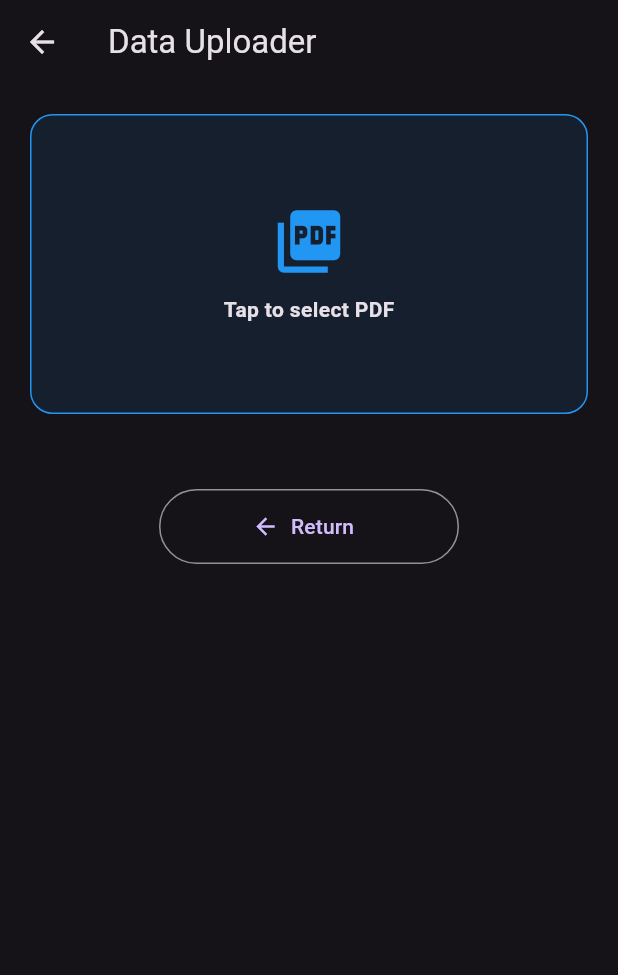
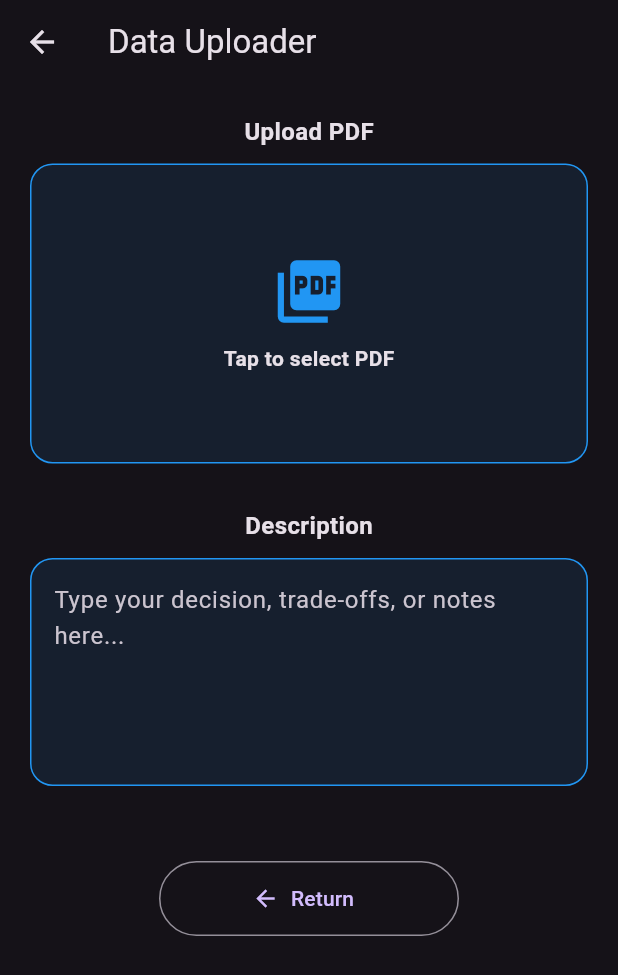
Before and after one commit to gigacrab/cognistore, a Flutter app: the screen it shows after launch, after a tap on the "add" icon, on a phone screen of 412 x 824 dp. Shown: the top 975 px of the screen. Run offline on Flutter 3.47's test engine with Material 3 defaults, Android fonts, the phone set to English and light mode, and no system bars; our stand-ins replace cloud_firestore, file_picker, firebase_core, firebase_storage; accounts and stored records are empty.

Commit message:
Add files via upload

```diff
--- a/lib/main.dart
+++ b/lib/main.dart
@@ -1,6 +1,8 @@
 import 'package:flutter/material.dart';
 import 'package:firebase_core/firebase_core.dart';
 import 'package:cognistore/screens/upload_screen.dart';
+import 'package:cognistore/database_service.dart';
+import 'package:cognistore/models/memory_node.dart';
 import 'firebase_options.dart';
 
 void main() async{
@@ -18,16 +20,17 @@ class MyApp extends StatelessWidget {
   @override
   Widget build(BuildContext context) {
     return MaterialApp(
-      title: 'Flutter Demo',
+      title: 'Cognistore',
       theme: ThemeData(
-        colorScheme: .fromSeed(
+        colorScheme: ColorScheme.fromSeed(
           seedColor: const Color.fromARGB(255, 81, 1, 179),
           brightness: Brightness.dark,
-          ),
+        ),
+        useMaterial3: true,
       ),
       initialRoute: '/',  //main entrance
       routes:{
-        '/':(context) => const MyHomePage(title: "Flutter Demo"),
+        '/':(context) => const MyHomePage(title: "Cognistore"),
         '/upload': (context) => const UploadScreen()
       },
     );
@@ -43,6 +46,46 @@ class MyHomePage extends StatefulWidget {
 }
 
 class _MyHomePageState extends State<MyHomePage> {
+  void _showNodeDetails(BuildContext context, MemoryNode node){
+    showModalBottomSheet(
+      context: context,
+      isScrollControlled: true,
+      backgroundColor: Colors.transparent,
+      builder:(context) => DraggableScrollableSheet(
+        initialChildSize: 0.6,
+        maxChildSize: 0.9,
+        builder: (_, controller)=> Container(
+          decoration: BoxDecoration(
+            color:Theme.of(context).cardColor,
+            borderRadius: const BorderRadius.vertical(top: Radius.circular(20)),
+          ),
+          padding: const EdgeInsets.all(20),
+          child: Column(
+            children:[
+              Container(width:40,height:5,decoration: BoxDecoration(color:Colors.grey[600],borderRadius: BorderRadius.circular(10))),
+              const SizedBox(height:20),
+
+              Expanded(
+                child: ListView(
+                  controller: controller,
+                  children: [
+                    Text(node.title, style: const TextStyle(fontSize: 22, fontWeight: FontWeight.bold)),
+                    const SizedBox(height:10),
+                    const Text("AI Summary & Details",style: TextStyle(color: Colors.blue, fontWeight: FontWeight.bold)),
+                    const Divider(),
+                    Text(node.fullContent.isEmpty?"No detailed content extracted yet.":node.fullContent),
+                    const SizedBox(height: 20),
+                    if(node.fileUrl != null)
+                      Text("Source: ${node.fileUrl}",style:const TextStyle(fontSize:10,color: Colors.grey)),
+                  ],
+                )
+              )
+            ],
+          ),
+        ),
+      ),
+    );
+  }
   @override
   Widget build(BuildContext context) {
     return Scaffold(
@@ -51,8 +94,52 @@ class _MyHomePageState extends State<MyHomePage> {
         title: Text(widget.title),
         centerTitle: true,
       ),
-      body: Center(
+      body: StreamBuilder<List<MemoryNode>>(
+        stream: DatabaseService().streamNodes(),
+        builder: (context, snapshot){
+          if(snapshot.connectionState == ConnectionState.waiting){
+            return const Center(child: CircularProgressIndicator());
+          }
+          if (!snapshot.hasData || snapshot.data!.isEmpty){
+            return const Center(child:Text("No memories yet. Tao '+' to add."));
+          }
+          final nodes = snapshot.data!;
 
+          return ListView.builder(
+            itemCount: nodes.length,
+            padding: const EdgeInsets.all(10),
+            itemBuilder: (context, index){
+              final node = nodes[index];
+              return Card(
+                elevation:4,
+                margin: const EdgeInsets.symmetric(vertical: 8),
+                shape: RoundedRectangleBorder(borderRadius: BorderRadius.circular(15)),
+                child: ListTile(
+                  onTap: () => _showNodeDetails(context, node),
+                  contentPadding: const EdgeInsets.all(15),
+                  title: Text(node.title, style:const TextStyle(fontWeight: FontWeight.bold)),
+                  subtitle: Column(
+                    crossAxisAlignment: CrossAxisAlignment.start,
+                    children: [
+                      const SizedBox(height: 8),
+                      Text(node.summary, maxLines: 2, overflow: TextOverflow.ellipsis),
+                      if(node.fileUrl != null) ...[
+                        const SizedBox(height: 10),
+                        const Row(
+                          children: [
+                            Icon(Icons.link, size:16,color: Colors.blue),
+                            SizedBox(width:5),
+                            Text("PDF Attached",style: TextStyle(color: Colors.blue, fontSize:12))
+                          ],
+                        )
+                      ]
+                    ],
+                  )
+                ),
+              );
+            }
+          );
+        },
       ),
 
       //Saving button
--- a/lib/models/memory_node.dart
+++ b/lib/models/memory_node.dart
@@ -47,6 +47,13 @@ class MemoryNode {
   }
 }
 
+/*
+The backend can use the id returned by the createNode function.
+If the user wants to link this PDF to an old decision,
+the backend can use that ID to create a MemoryEdge entry.
+*/
+
+// The Line for Relationship
 class MemoryEdge {
   final String fromId; // ID of the source node
   final String toId;   // ID of the target node
--- a/lib/screens/upload_screen.dart
+++ b/lib/screens/upload_screen.dart
@@ -15,6 +15,8 @@ class _UploadScreenState extends State<UploadScreen>{
   PlatformFile? _pickedFile;
   bool _isUploading = false;
   String _statusMessage = "";
+
+  final TextEditingController _textNoteController = TextEditingController();
 
   Future<void> selectFile() async{
     final result = await FilePicker.platform.pickFiles(
@@ -38,14 +40,21 @@ class _UploadScreenState extends State<UploadScreen>{
       final ref = FirebaseStorage.instance.ref().child('pdfs/${_pickedFile!.name}');
       await ref.putData(_pickedFile!.bytes!);
       final url = await ref.getDownloadURL();
-
+      String userDescription = _textNoteController.text;
+      /*
+      AI Use
+      The AI should replace the placeholder strings with the results of an API call.
+      The AI will use _pickedFile!.bytes.
+      The API will return a summary and the full text.
+      The AI will put those results into the summary and fullContent fields of the MemoryNode before saving it.
+      */
 
       // Create the memory node object
       MemoryNode newNode = MemoryNode(
         id:'', //Firestore will generate this
         title: _pickedFile!.name,
         type: 'decision', //Default type
-        summary: 'Summarizing PDF...',
+        summary: userDescription.isNotEmpty?userDescription:"No description provided.",
         fullContent: 'Extracted text will ge here.', //Ai Part extract content from PDF
         tags:['New Upload'],
         metadata: {'fileSize': _pickedFile!.size},
@@ -89,8 +98,14 @@ class _UploadScreenState extends State<UploadScreen>{
             mainAxisAlignment: MainAxisAlignment.start,
             children: [
             //Uploader UI
+            const Text(
+                "Upload PDF",
+                style: TextStyle(fontSize: 16, fontWeight: FontWeight.bold)
+                ),
+            const SizedBox(height:10),
             GestureDetector(
               onTap: selectFile,
+
               child:Container(
                 height: 200,
                 width: double.infinity,
@@ -113,6 +128,38 @@ class _UploadScreenState extends State<UploadScreen>{
                 ),
               ),
             ),
+            const SizedBox(height: 30),
+            //text input block
+            const Text(
+              "Description",
+              style: TextStyle(fontSize: 16, fontWeight: FontWeight.bold)
+              ),
+              const SizedBox(height: 10),
+              TextField(
+                controller: _textNoteController,
+                maxLines: 5,
+                decoration: InputDecoration(
+                  hintText:"Type your decision, trade-offs, or notes here...",
+                  filled: true,
+                  fillColor: Colors.blue.withOpacity(0.1),
+                  enabledBorder: OutlineInputBorder(
+                  borderRadius: BorderRadius.circular(15),
+                  borderSide: const BorderSide(color: Colors.blue),
+                ),
+
+                // 3. The border when the user clicks on it
+                focusedBorder: OutlineInputBorder(
+                  borderRadius: BorderRadius.circular(15),
+                  borderSide: const BorderSide(color: Colors.blue, width: 2),
+                ),
+
+                // 4. Default border fallback
+                border: OutlineInputBorder(
+                  borderRadius: BorderRadius.circular(15),
+                ),
+              ),
+
+              ),
             const SizedBox(height: 30),
 
             if (_pickedFile != null)
```
